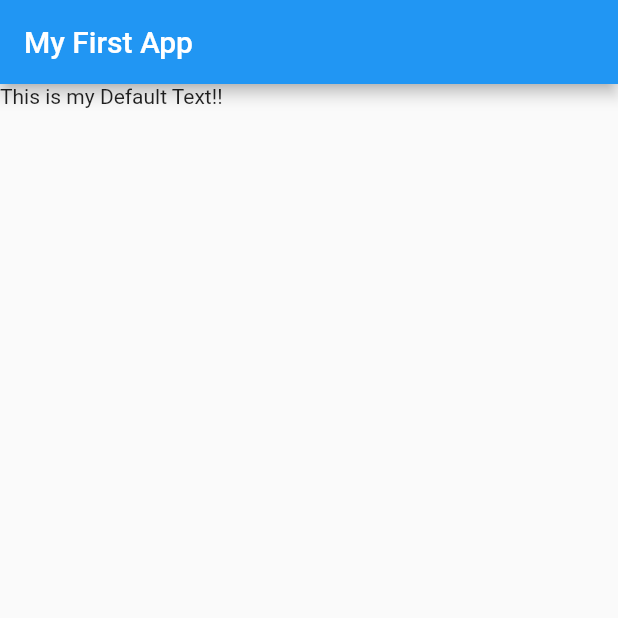
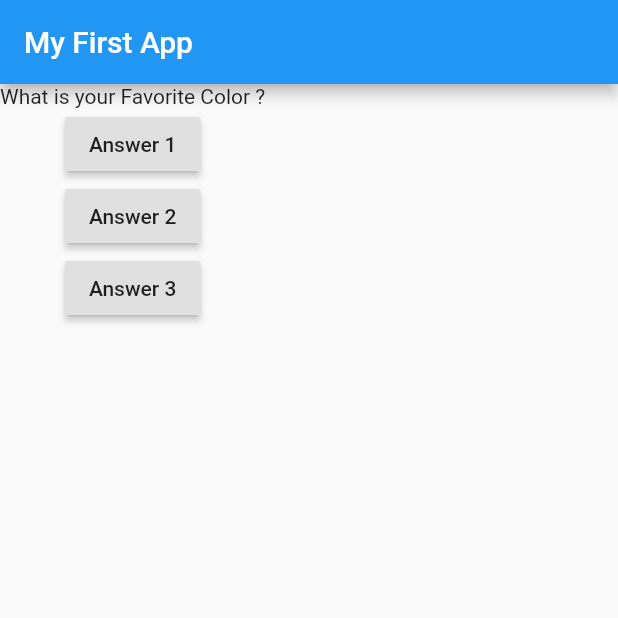
Before and after one commit to javatech147/flutter_course, a Flutter app: the screen it shows after launch, on a phone screen of 412 x 824 dp, the top half of it. Run offline on Flutter 3.47's test engine with Material 2 defaults, Android fonts, the phone set to English and light mode, and no system bars.

Commit message:
Custom Widget and onPressed()

```diff
--- a/lib/main.dart
+++ b/lib/main.dart
@@ -1,15 +1,57 @@
 import 'package:flutter/cupertino.dart';
 import 'package:flutter/material.dart';
 
+import './questions.dart';
+
 void main() => runApp(MyApp());
 
-class MyApp extends StatelessWidget{
+class MyApp extends StatefulWidget {
+  @override
+  State<StatefulWidget> createState() {
+    return _MyApp();
+  }
+}
+
+class _MyApp extends State<MyApp> {
+  var _questionIndex = 0;
+
+  void _answerQuestion() {
+    setState(() {
+      print(_questionIndex);
+      if(_questionIndex == 1){
+        _questionIndex = 0;
+      }else {
+        _questionIndex = 1;
+      }
+      //_questionIndex = _questionIndex + 1;
+    });
+  }
+
   @override
   Widget build(BuildContext context) {
+    var questions = [
+      'What is your Favorite Color ?',
+      'What is your favorite Animal ?'
+    ];
     return MaterialApp(
       home: Scaffold(
-        appBar: AppBar(title: Text('My First App'),),
-        body: Text('This is my Default Text!!'),
+        appBar: AppBar(
+          title: Text('My First App'),
+        ),
+        body: Column(
+          children: [
+            Questions(questions[_questionIndex]),
+            RaisedButton(child: Text('Answer 1'), onPressed: _answerQuestion),
+            RaisedButton(
+                child: Text('Answer 2'),
+                onPressed: () {
+                  print('Answer 2 Chosen !!');
+                }),
+            RaisedButton(
+                child: Text('Answer 3'),
+                onPressed: () => print('Answer 3 Chosen!!')),
+          ],
+        ),
       ),
     );
   }
--- /dev/null
+++ b/lib/questions.dart
@@ -0,0 +1,12 @@
+import 'package:flutter/material.dart';
+
+class Questions extends StatelessWidget {
+  String questionText;
+
+  Questions(this.questionText);
+
+  @override
+  Widget build(BuildContext context) {
+    return Text(questionText);
+  }
+}
```
